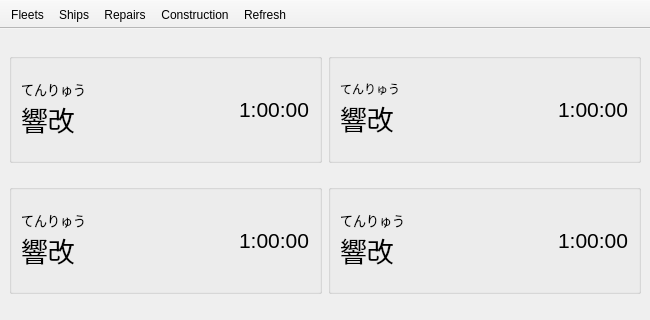
KanColleTool/kct-tool, file KCMainWindow.ui: the form before one commit.
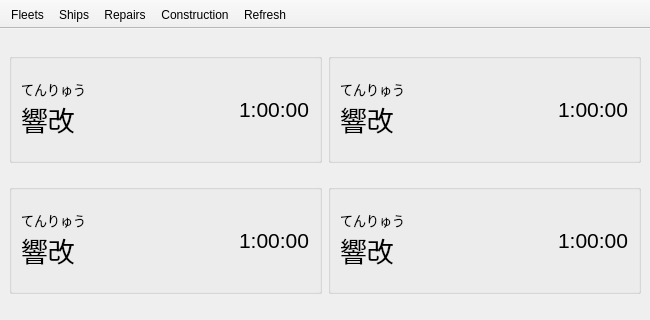
The form after the commit.

Commit message: No font size mismatch there :|

Patch:
```diff
--- a/KCMainWindow.ui
+++ b/KCMainWindow.ui
@@ -2106,6 +2106,7 @@
                <property name="font">
                 <font>
                  <family>MS Gothic</family>
+                 <pointsize>10</pointsize>
                 </font>
                </property>
                <property name="text">
```
